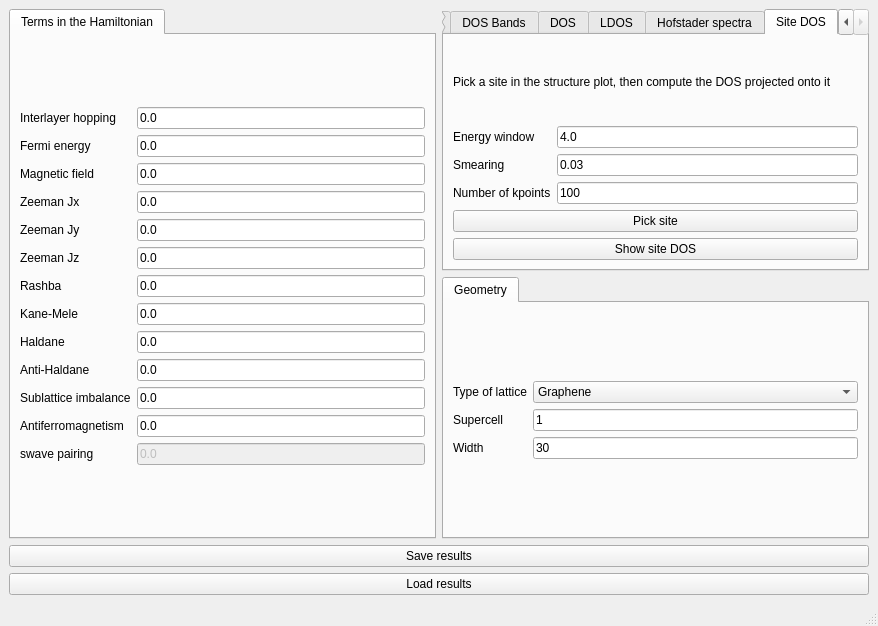
Above: interface-pyqt/hofstader1d/interface.ui from joselado/quantum-lattice before the change. Below: the same form after it.
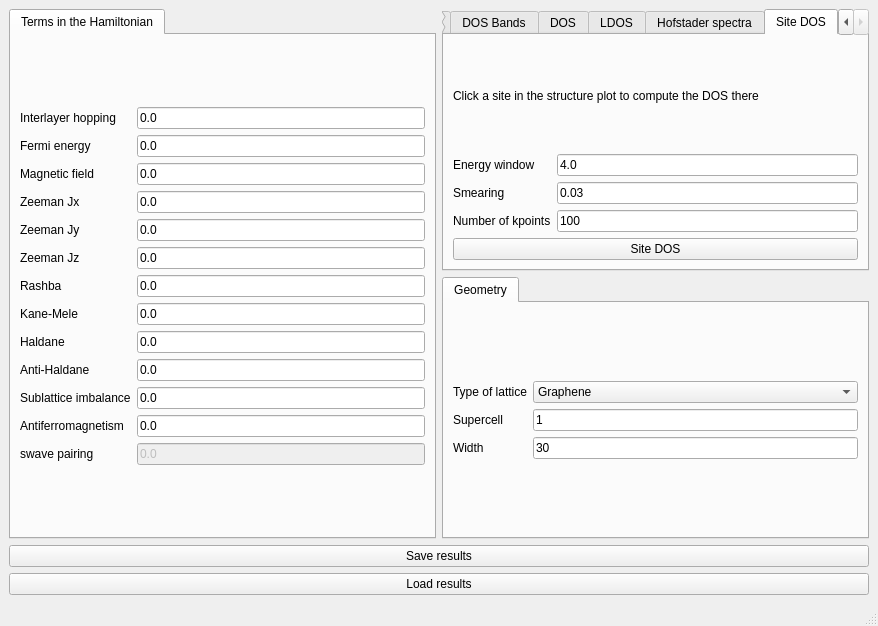
That is the form after the change. The open tabs and pages were chosen to show the change. Custom widgets are drawn as their Qt base class.

Commit message: Make Site DOS a single interactive view instead of two separate steps

```diff
--- a/interface-pyqt/hofstader1d/interface.ui
+++ b/interface-pyqt/hofstader1d/interface.ui
@@ -726,7 +726,7 @@
         <item>
          <widget class="BodyLabel" name="label_site_dos_info">
           <property name="text">
-           <string>Pick a site in the structure plot, then compute the DOS projected onto it</string>
+           <string>Click a site in the structure plot to compute the DOS there</string>
           </property>
           <property name="wordWrap">
            <bool>true</bool>
@@ -779,20 +779,10 @@
           </item>
          </layout>
         </item>
-        <item>
-         <widget class="PushButton" name="select_site_dos">
-          <property name="toolTip">
-           <string>Click a site in the structure plot to select it</string>
-          </property>
-          <property name="text">
-           <string>Pick site</string>
-          </property>
-         </widget>
-        </item>
         <item>
          <widget class="PushButton" name="show_site_dos">
           <property name="text">
-           <string>Show site DOS</string>
+           <string>Site DOS</string>
           </property>
          </widget>
         </item>
```
The commit also changes 30 other files.
